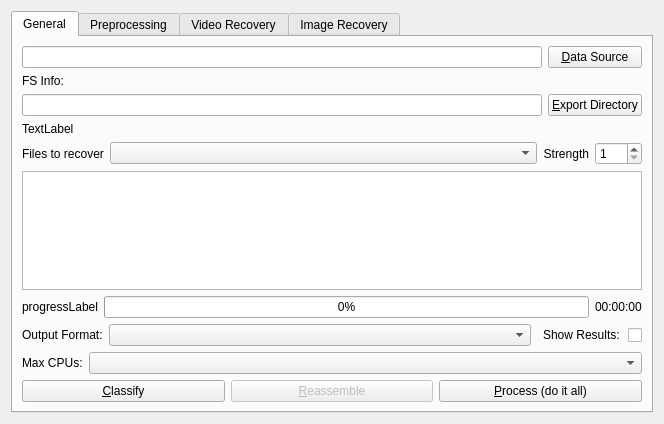
Qt form gui/file_carving_ui.ui (rpoisel/mmc) before a commit.
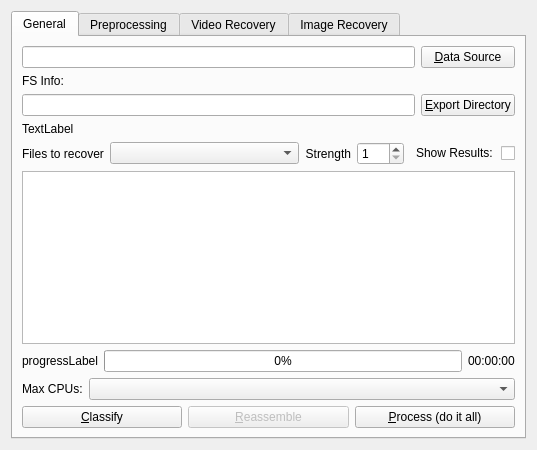
The same form after that commit.

Diff of the .ui file:
```diff
--- a/gui/file_carving_ui.ui
+++ b/gui/file_carving_ui.ui
@@ -6,8 +6,8 @@
    <rect>
     <x>0</x>
     <y>0</y>
-    <width>664</width>
-    <height>424</height>
+    <width>537</width>
+    <height>450</height>
    </rect>
   </property>
   <property name="minimumSize">
@@ -86,7 +86,7 @@
         </layout>
        </item>
        <item>
-        <layout class="QHBoxLayout" name="horizontalLayout" stretch="0,0,0,0">
+        <layout class="QHBoxLayout" name="horizontalLayout" stretch="0,0,0,0,0">
          <item>
           <widget class="QLabel" name="label_15">
            <property name="sizePolicy">
@@ -139,6 +139,22 @@
            </property>
           </widget>
          </item>
+         <item>
+          <widget class="QCheckBox" name="showResults">
+           <property name="sizePolicy">
+            <sizepolicy hsizetype="Fixed" vsizetype="Fixed">
+             <horstretch>0</horstretch>
+             <verstretch>0</verstretch>
+            </sizepolicy>
+           </property>
+           <property name="layoutDirection">
+            <enum>Qt::RightToLeft</enum>
+           </property>
+           <property name="text">
+            <string>Show Results: </string>
+           </property>
+          </widget>
+         </item>
         </layout>
        </item>
        <item>
@@ -169,42 +185,6 @@
          </item>
         </layout>
        </item>
-       <item>
-        <layout class="QHBoxLayout" name="outformatLayout">
-         <item>
-          <widget class="QLabel" name="label_7">
-           <property name="sizePolicy">
-            <sizepolicy hsizetype="Fixed" vsizetype="Preferred">
-             <horstretch>0</horstretch>
-             <verstretch>0</verstretch>
-            </sizepolicy>
-           </property>
-           <property name="text">
-            <string>Output Format:</string>
-           </property>
-          </widget>
-         </item>
-         <item>
-          <widget class="QComboBox" name="outputformat"/>
-         </item>
-         <item>
-          <widget class="QCheckBox" name="showResults">
-           <property name="sizePolicy">
-            <sizepolicy hsizetype="Fixed" vsizetype="Fixed">
-             <horstretch>0</horstretch>
-             <verstretch>0</verstretch>
-            </sizepolicy>
-           </property>
-           <property name="layoutDirection">
-            <enum>Qt::RightToLeft</enum>
-           </property>
-           <property name="text">
-            <string>Show Results: </string>
-           </property>
-          </widget>
-         </item>
-        </layout>
-       </item>
        <item>
         <layout class="QHBoxLayout" name="horizontalLayout_3">
          <item>
@@ -509,6 +489,26 @@
          </item>
         </layout>
        </item>
+       <item>
+        <layout class="QHBoxLayout" name="horizontalLayout_6">
+         <item>
+          <widget class="QLabel" name="label_7">
+           <property name="sizePolicy">
+            <sizepolicy hsizetype="Fixed" vsizetype="Preferred">
+             <horstretch>0</horstretch>
+             <verstretch>0</verstretch>
+            </sizepolicy>
+           </property>
+           <property name="text">
+            <string>Output Format:</string>
+           </property>
+          </widget>
+         </item>
+         <item>
+          <widget class="QComboBox" name="outputformat"/>
+         </item>
+        </layout>
+       </item>
        <item>
         <widget class="QGraphicsView" name="graphicsView"/>
        </item>
```
